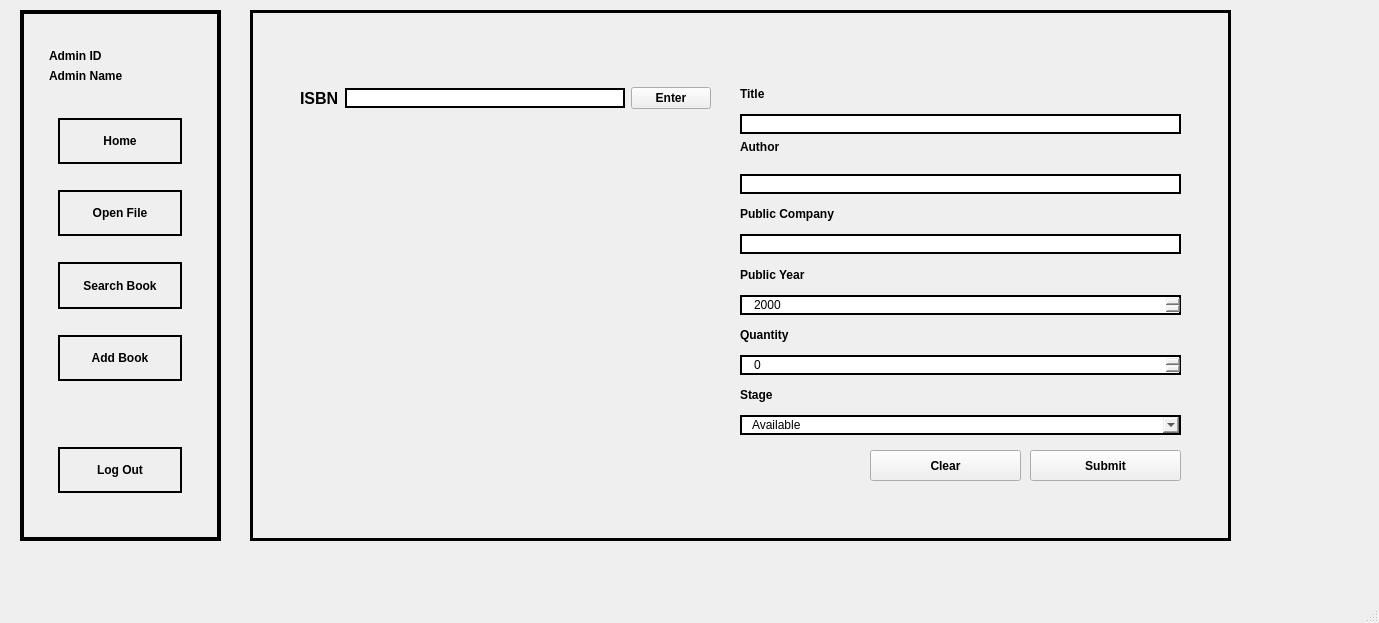
Before: the Qt Designer form ui/designer-files/mainwindow.ui in viciousircle/FINAL-huhuh, drawn with Qt 5.
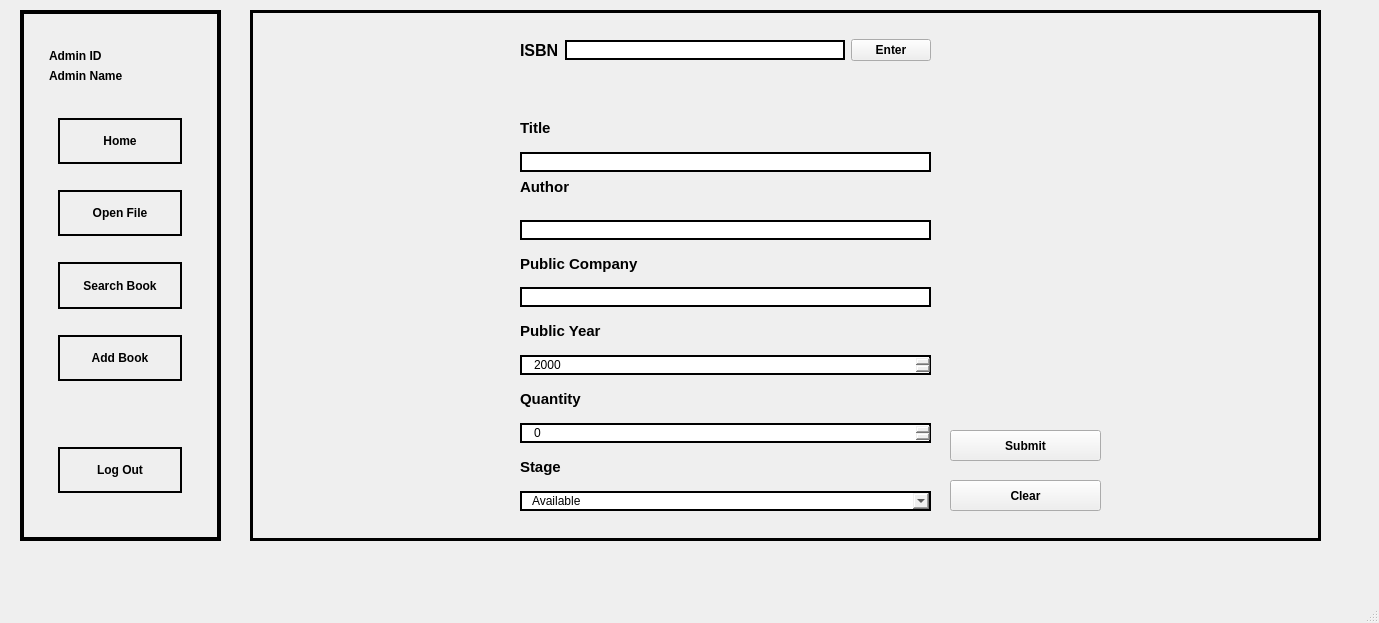
After: the same form once the commit is applied. The open tabs and pages were chosen to show the change.

```diff
--- a/ui/designer-files/mainwindow.ui
+++ b/ui/designer-files/mainwindow.ui
@@ -268,7 +268,7 @@
        <rect>
         <x>20</x>
         <y>10</y>
-        <width>981</width>
+        <width>1071</width>
         <height>531</height>
        </rect>
       </property>
@@ -284,10 +284,10 @@
       <widget class="QWidget" name="verticalLayoutWidget_15">
        <property name="geometry">
         <rect>
-         <x>490</x>
-         <y>70</y>
-         <width>441</width>
-         <height>355</height>
+         <x>270</x>
+         <y>100</y>
+         <width>411</width>
+         <height>401</height>
         </rect>
        </property>
        <layout class="QVBoxLayout" name="verticalLayout_14">
@@ -295,6 +295,7 @@
          <widget class="QLabel" name="title">
           <property name="font">
            <font>
+            <pointsize>11</pointsize>
             <bold>true</bold>
            </font>
           </property>
@@ -317,6 +318,7 @@
          <widget class="QLabel" name="author">
           <property name="font">
            <font>
+            <pointsize>11</pointsize>
             <bold>true</bold>
            </font>
           </property>
@@ -339,6 +341,7 @@
          <widget class="QLabel" name="public_comp">
           <property name="font">
            <font>
+            <pointsize>11</pointsize>
             <bold>true</bold>
            </font>
           </property>
@@ -361,6 +364,7 @@
          <widget class="QLabel" name="public_year">
           <property name="font">
            <font>
+            <pointsize>11</pointsize>
             <bold>true</bold>
            </font>
           </property>
@@ -389,6 +393,7 @@
          <widget class="QLabel" name="quantity">
           <property name="font">
            <font>
+            <pointsize>11</pointsize>
             <bold>true</bold>
            </font>
           </property>
@@ -411,6 +416,7 @@
          <widget class="QLabel" name="stage">
           <property name="font">
            <font>
+            <pointsize>11</pointsize>
             <bold>true</bold>
            </font>
           </property>
@@ -444,8 +450,8 @@
       <widget class="QPushButton" name="submit_btn">
        <property name="geometry">
         <rect>
-         <x>780</x>
-         <y>440</y>
+         <x>700</x>
+         <y>420</y>
          <width>151</width>
          <height>31</height>
         </rect>
@@ -480,8 +486,8 @@
       <widget class="QPushButton" name="clear_btn">
        <property name="geometry">
         <rect>
-         <x>620</x>
-         <y>440</y>
+         <x>700</x>
+         <y>470</y>
          <width>151</width>
          <height>31</height>
         </rect>
@@ -516,10 +522,10 @@
       <widget class="QWidget" name="horizontalLayoutWidget_2">
        <property name="geometry">
         <rect>
-         <x>50</x>
-         <y>70</y>
+         <x>270</x>
+         <y>20</y>
          <width>411</width>
-         <height>36</height>
+         <height>41</height>
         </rect>
        </property>
        <layout class="QHBoxLayout" name="horizontalLayout_2">
@@ -578,6 +584,19 @@
         </item>
        </layout>
       </widget>
+      <widget class="QLabel" name="messageAdd">
+       <property name="geometry">
+        <rect>
+         <x>270</x>
+         <y>70</y>
+         <width>411</width>
+         <height>21</height>
+        </rect>
+       </property>
+       <property name="text">
+        <string/>
+       </property>
+      </widget>
      </widget>
     </widget>
     <widget class="QWidget" name="home_page">
```
Left out of the diff: 4 changed lines with no effect on the pictures.
